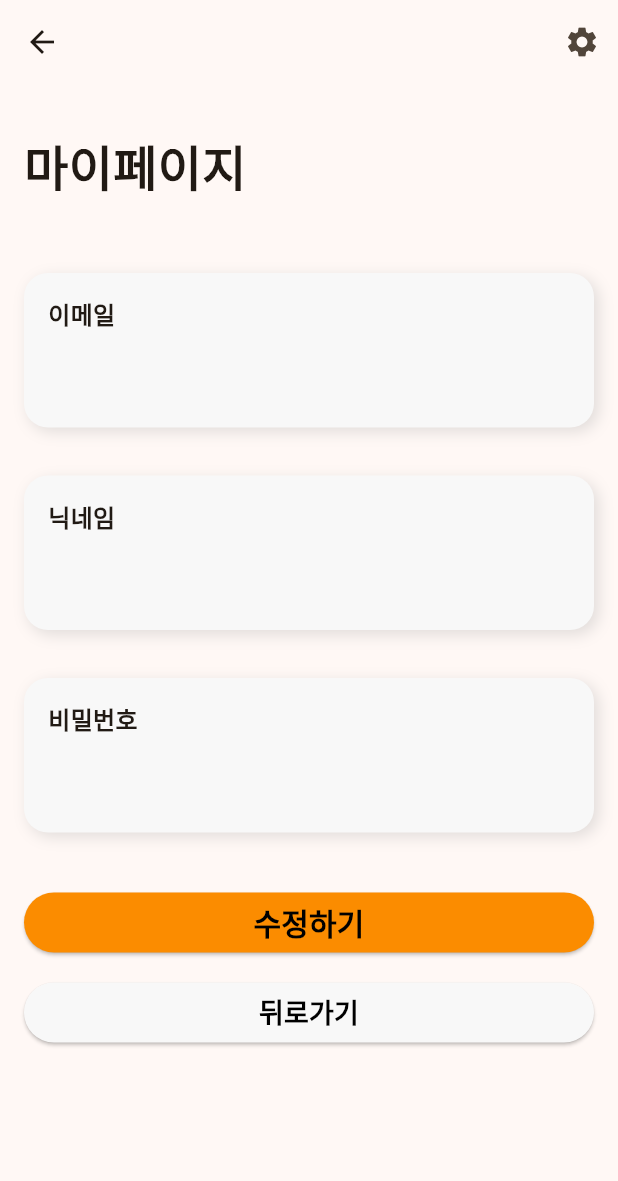
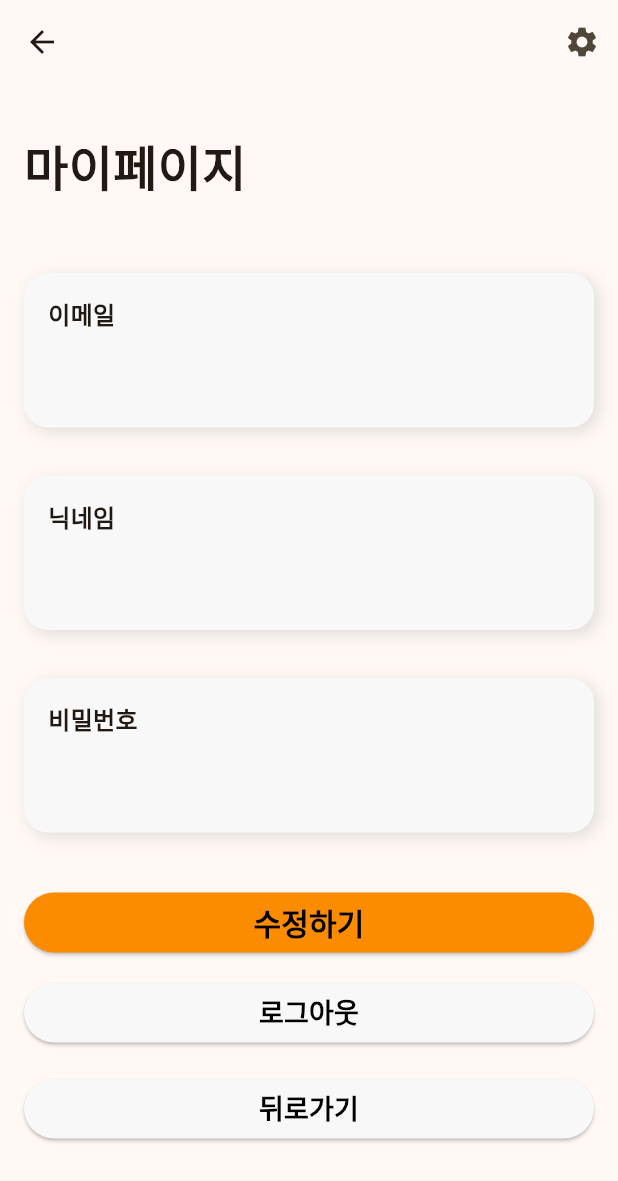
Before and after one commit to orm-Janggo/flutter_project_orm_Janggo, a Flutter app: the MypageScreen screen opened by its route, on a phone screen of 412 x 824 dp. Shown: the top 1181 px of the screen. Run offline on Flutter 3.47's test engine with Material 3 defaults, Android fonts, the phone set to English and light mode, and no system bars; our stand-ins replace firebase_auth, firebase_core, flutter_dotenv, freezed_annotation, go_router, lottie and 1 more; missing offline and left inert: dart:ffi, kakao_flutter_sdk_user; accounts and stored records are empty; statements that could not run were skipped.

Commit message:
[ADD] add logout button and function

```diff
--- a/lib/presentation/mypage_screen.dart
+++ b/lib/presentation/mypage_screen.dart
@@ -271,6 +271,34 @@ class _MypageScreenState extends State<MypageScreen> {
                       child: ElevatedButton(
                         style: ElevatedButton.styleFrom(
                             backgroundColor: const Color(0xfff8f8f8)),
+                        onPressed: () async {
+                          await _authentication.signOut();
+
+                          if (!context.mounted) return;
+
+                          context.push('/');
+                        },
+                        child: const SizedBox(
+                          width: double.infinity,
+                          child: Center(
+                            child: Text(
+                              '로그아웃',
+                              style: TextStyle(
+                                fontWeight: FontWeight.bold,
+                                fontSize: 18.0,
+                                color: Colors.black,
+                              ),
+                            ),
+                          ),
+                        ),
+                      ),
+                    ),
+                    Padding(
+                      padding: const EdgeInsets.symmetric(
+                          horizontal: 16.0, vertical: 8.0),
+                      child: ElevatedButton(
+                        style: ElevatedButton.styleFrom(
+                            backgroundColor: const Color(0xfff8f8f8)),
                         // 뒤로 가기 기능 넣으시면 됩니다!
                         onPressed: () {
                           context.push('/main');
```
